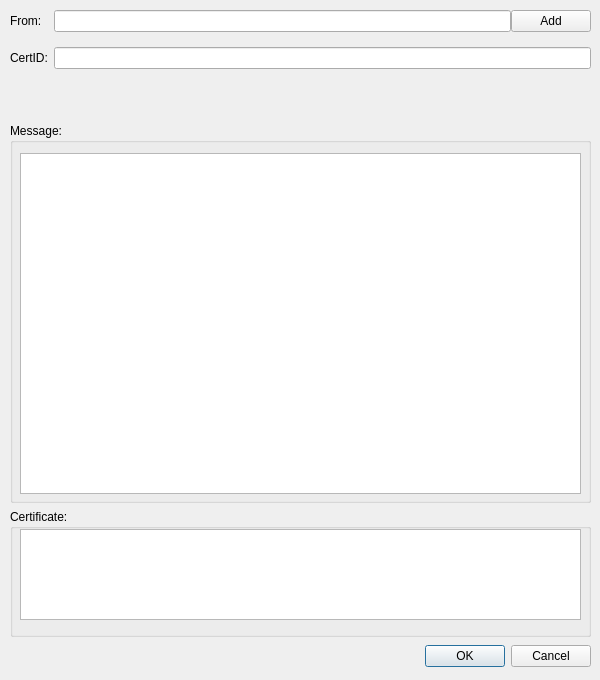
Above: qt/messagedialog.ui from bitbaba/bitmail before the change. Below: the same form after it.
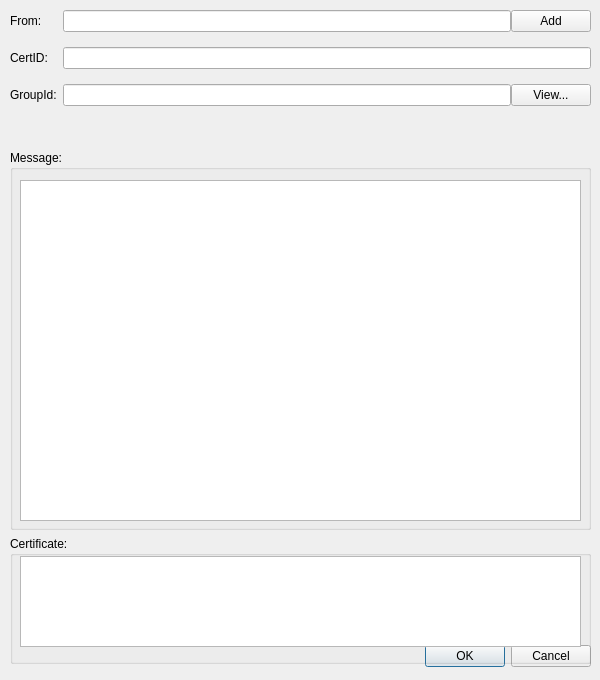
That is the form after the change.

Commit message: qt: support group; subscrible; brad; rss;

```diff
--- a/qt/messagedialog.ui
+++ b/qt/messagedialog.ui
@@ -59,7 +59,7 @@
      <x>10</x>
      <y>10</y>
      <width>581</width>
-     <height>627</height>
+     <height>654</height>
     </rect>
    </property>
    <layout class="QVBoxLayout" name="verticalLayout">
@@ -113,6 +113,27 @@
         </property>
        </widget>
       </item>
+      <item row="3" column="0">
+       <widget class="QLabel" name="lblGroupId">
+        <property name="text">
+         <string>GroupId:</string>
+        </property>
+       </widget>
+      </item>
+      <item row="3" column="1">
+       <layout class="QHBoxLayout" name="horizontalLayout_6">
+        <item>
+         <widget class="QLineEdit" name="leGroupId"/>
+        </item>
+        <item>
+         <widget class="QPushButton" name="btnViewGroup">
+          <property name="text">
+           <string>View...</string>
+          </property>
+         </widget>
+        </item>
+       </layout>
+      </item>
      </layout>
     </item>
     <item>
```
The commit also changes 16 other files.
